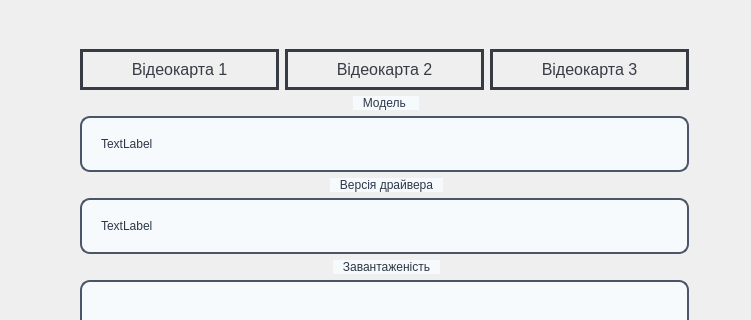
Above: cardinfo.ui from JMrMark/VideoCardController before the change; both pictures show x 89 to 840 and y 0 to 320 of the 947 by 788 pixel window. Below: the same form after it.
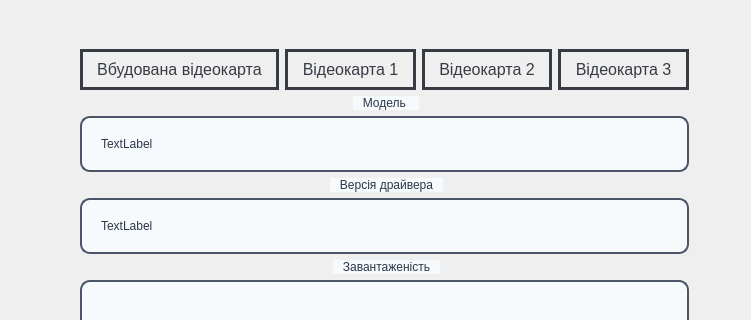
That is the form after the change.

The edit to the form file:
```diff
--- a/cardinfo.ui
+++ b/cardinfo.ui
@@ -19,6 +19,38 @@
      <layout class="QVBoxLayout" name="verticalLayout_5" stretch="1,0,0,1,1,1">
       <item>
        <layout class="QHBoxLayout" name="horizontalLayout">
+        <item>
+         <widget class="QPushButton" name="pushButton">
+          <property name="styleSheet">
+           <string notr="true">QPushButton {
+            border: 3px solid transparent;
+            border-color: #373B44;
+            padding: 8px 14px;
+            font-size: 16px;
+            color: #373B44;
+            background-color: transparent;
+            background-image: conical-gradient(from 90deg, transparent 90deg, #373B44 90deg);
+            background-position: center;
+            background-repeat: no-repeat;
+            background-origin: content;
+            outline: none;
+        }
+
+        QPushButton:hover {
+            outline: none;
+            background-color: #bfffac;
+        }
+
+        QPushButton:pressed {
+            background-color: #373B44;
+            color: white;
+        }</string>
+          </property>
+          <property name="text">
+           <string>Вбудована відеокарта</string>
+          </property>
+         </widget>
+        </item>
         <item>
          <widget class="QPushButton" name="InfoCard1_b">
           <property name="styleSheet">
```
